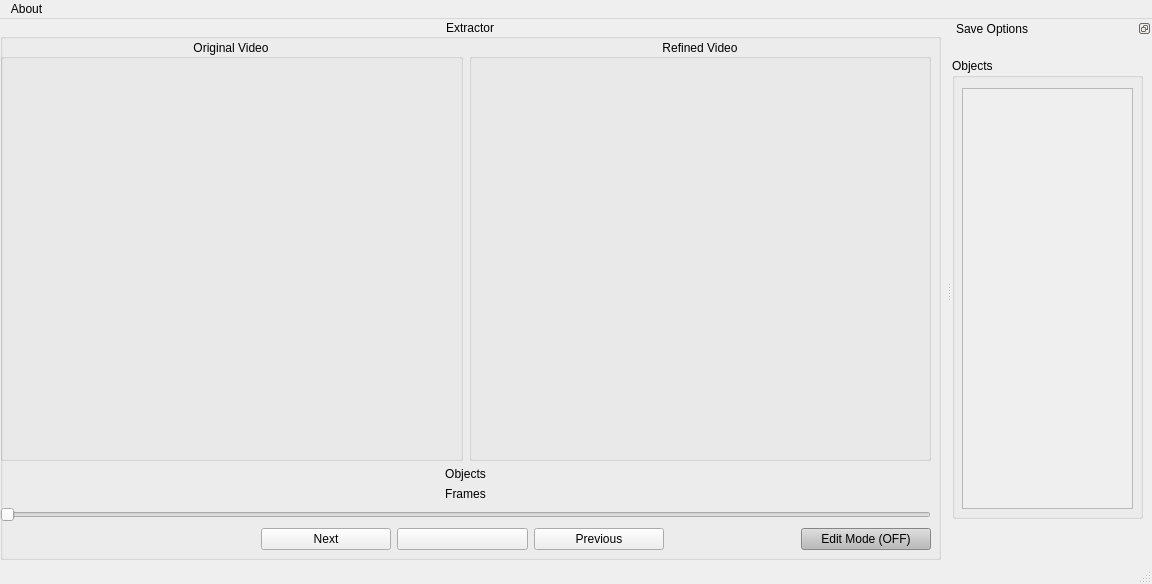
This is pymagextractor/frontend/qt_windows/extract.ui in hilmandayo/pymagextractor as Qt 5 draws it before an edit. The edited form follows.
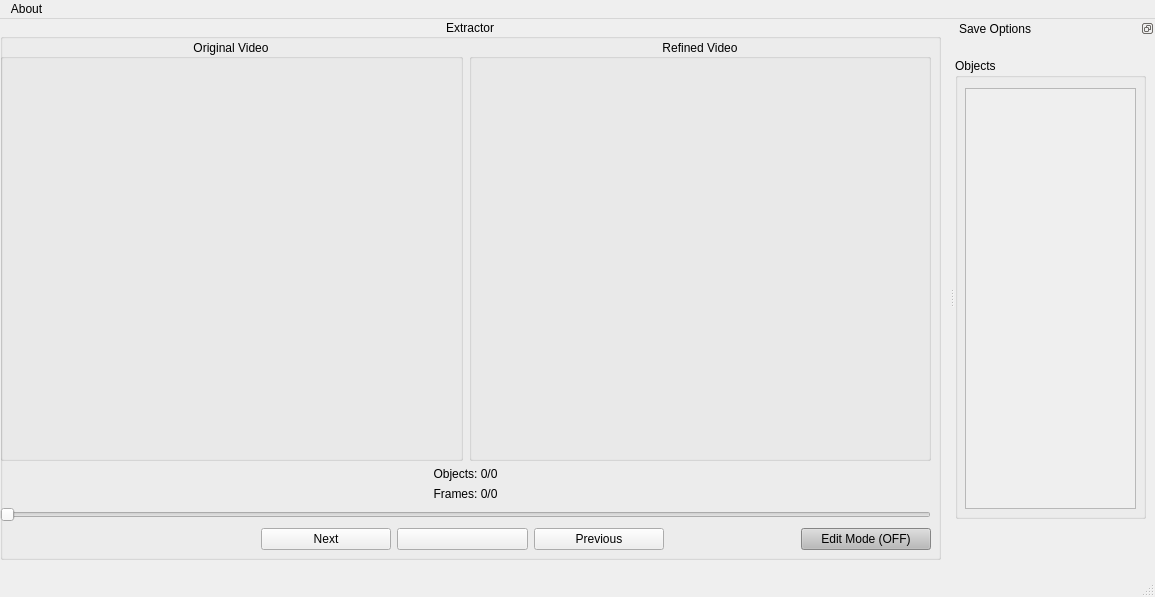
This is the edited form.

Patch:
```diff
--- a/pymagextractor/frontend/qt_windows/extract.ui
+++ b/pymagextractor/frontend/qt_windows/extract.ui
@@ -6,8 +6,8 @@
    <rect>
     <x>0</x>
     <y>0</y>
-    <width>1152</width>
-    <height>584</height>
+    <width>1155</width>
+    <height>597</height>
    </rect>
   </property>
   <property name="windowTitle">
@@ -69,7 +69,7 @@
          <item>
           <widget class="QLabel" name="objects_label">
            <property name="text">
-            <string>Objects</string>
+            <string>Objects: 0/0</string>
            </property>
            <property name="alignment">
             <set>Qt::AlignCenter</set>
@@ -79,7 +79,7 @@
          <item>
           <widget class="QLabel" name="frames_label">
            <property name="text">
-            <string>Frames</string>
+            <string>Frames: 0/0</string>
            </property>
            <property name="alignment">
             <set>Qt::AlignCenter</set>
@@ -590,7 +590,7 @@
     <rect>
      <x>0</x>
      <y>0</y>
-     <width>1152</width>
+     <width>1155</width>
      <height>22</height>
     </rect>
    </property>
```
